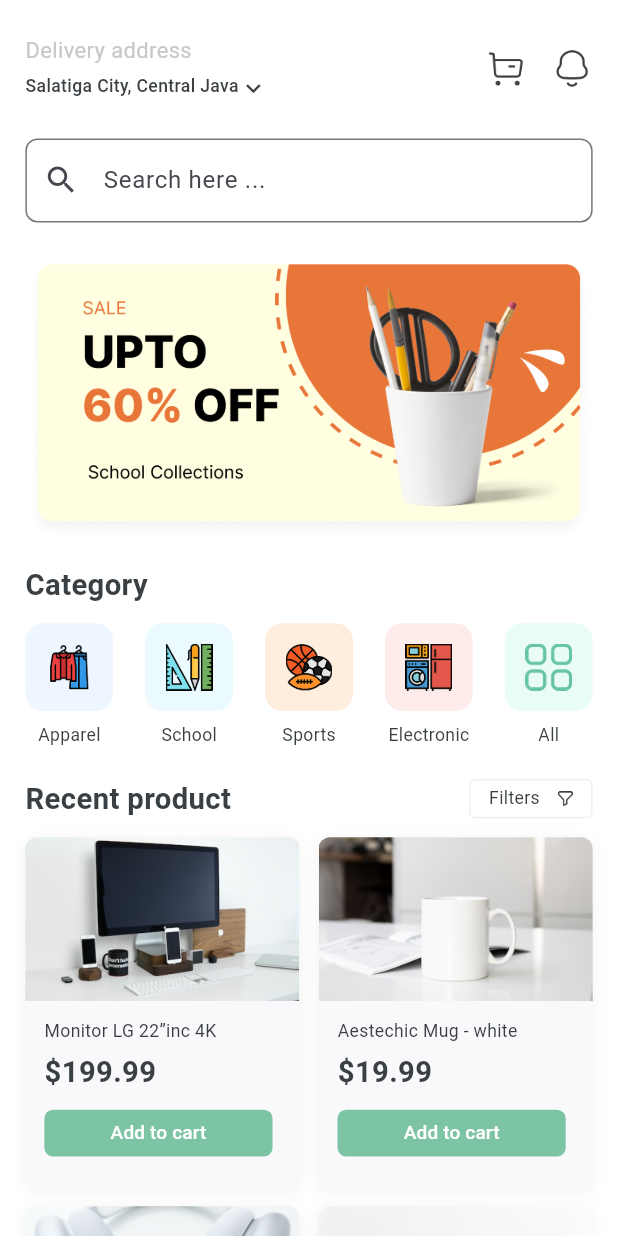
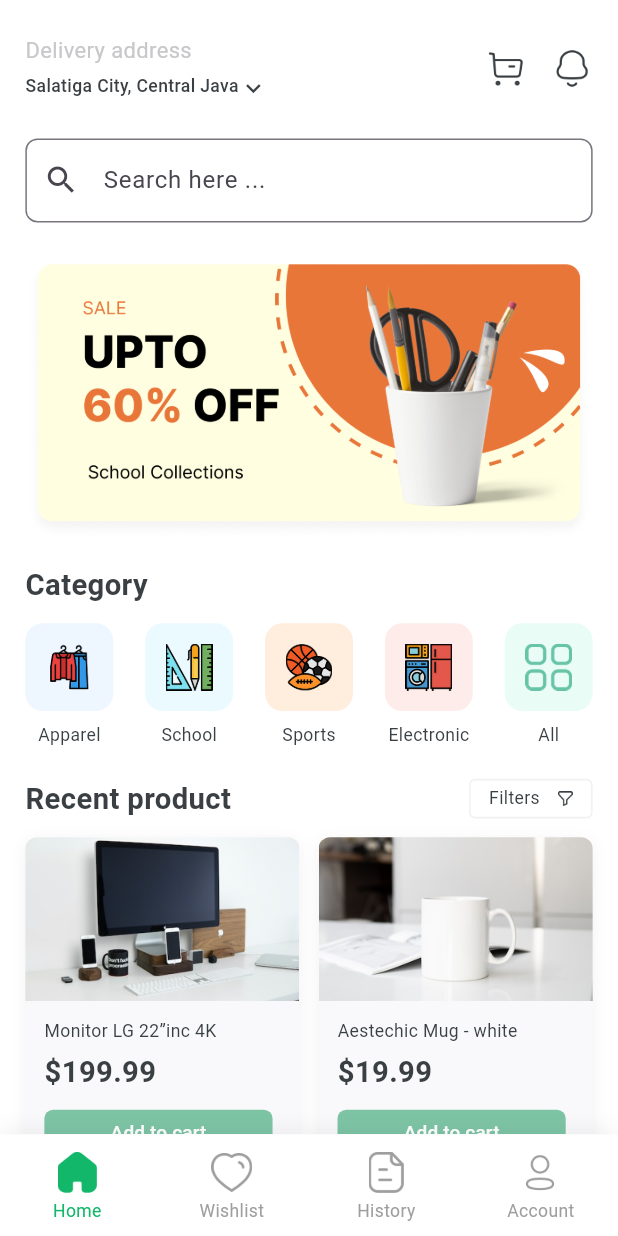
Before and after one commit to Sohib-Emad/E-commerce-App, a Flutter app: the screen it shows after launch, on a phone screen of 412 x 824 dp. Run offline on Flutter 3.47's test engine with Material 3 defaults, Android fonts, the phone set to English and light mode, and no system bars; our stand-ins replace flutter_screenutil.

Commit message:
Implement bottom navigation bar and restructure home screen layout

```diff
--- /dev/null
+++ b/lib/core/widgets/custom_bottom_nav_bar.dart
@@ -0,0 +1,103 @@
+import 'package:eco/core/theme/app_colors.dart';
+import 'package:flutter/material.dart';
+import 'package:flutter_screenutil/flutter_screenutil.dart';
+
+class _NavItem {
+  const _NavItem({
+    required this.image,
+    required this.activeIcon,
+    required this.label,
+  });
+
+  final String image;
+  final String activeIcon;
+  final String label;
+}
+
+class CustomBottomNavBar extends StatelessWidget {
+  const CustomBottomNavBar({
+    super.key,
+    required this.currentIndex,
+    required this.onTap,
+  });
+
+  final int currentIndex;
+  final ValueChanged<int> onTap;
+
+  static const _items = [
+    _NavItem(
+      image: 'assets/icons/Home.png',
+      activeIcon: 'assets/icons/Home.png',
+      label: 'Home',
+    ),
+    _NavItem(
+      image: 'assets/icons/Heart.png',
+      activeIcon: 'assets/icons/Heart.png',
+      label: 'Wishlist',
+    ),
+    _NavItem(
+      image: 'assets/icons/Paper.png',
+      activeIcon: 'assets/icons/Paper.png',
+      label: 'History',
+    ),
+    _NavItem(
+      image: 'assets/icons/Profile.png',
+      activeIcon: 'assets/icons/Profile.png',
+      label: 'Account',
+    ),
+  ];
+
+  static const _inactiveColor = Color(0xFF9E9E9E);
+
+  @override
+  Widget build(BuildContext context) {
+    return Container(
+      decoration: BoxDecoration(
+        color: Colors.white,
+        boxShadow: [
+          BoxShadow(
+            color: const Color(0x0F000000),
+            blurRadius: 12.r,
+            offset: Offset(0, -2.h),
+          ),
+        ],
+      ),
+      child: SafeArea(
+        top: false,
+        child: Padding(
+          padding: EdgeInsets.only(top: 12.h, bottom: 8.h),
+          child: Row(
+            children: List.generate(_items.length, (index) {
+              final item = _items[index];
+              final isSelected = index == currentIndex;
+              final color = isSelected ? AppColors.green : _inactiveColor;
+
+              return Expanded(
+                child: InkWell(
+                  onTap: () => onTap(index),
+                  child: Column(
+                    mainAxisSize: MainAxisSize.min,
+                    children: [
+                      Image.asset(
+                        isSelected ? item.image : item.image,
+                        width: 28.r,
+                        height: 28.r,
+                         color: color,
+                         colorBlendMode: BlendMode.srcIn,
+                      ),
+                      SizedBox(height: 4.h),
+                      Text(
+                        item.label,
+                        style: TextStyle(fontSize: 12.sp, color: color),
+                      ),
+                    ],
+                  ),
+                ),
+              );
+            }),
+          ),
+        ),
+      ),
+    );
+  }
+}
--- a/lib/feature/home/home_screen.dart
+++ b/lib/feature/home/home_screen.dart
@@ -1,38 +1,32 @@
-import 'package:eco/core/theme/app_image.dart';
-import 'package:eco/core/widgets/search_bar.dart';
-import 'package:eco/feature/home/widgets/category.dart';
-import 'package:eco/feature/home/widgets/header_app.dart';
-import 'package:eco/feature/home/widgets/recent_product.dart';
+import 'package:eco/core/widgets/custom_bottom_nav_bar.dart';
+import 'package:eco/feature/home/widgets/home_body.dart';
 import 'package:flutter/material.dart';
-import 'package:flutter_screenutil/flutter_screenutil.dart';
 
-class HomeScreen extends StatelessWidget {
+class HomeScreen extends StatefulWidget {
   const HomeScreen({super.key});
+
+  @override
+  State<HomeScreen> createState() => _HomeScreenState();
+}
+
+class _HomeScreenState extends State<HomeScreen> {
+  int _selectedIndex = 0;
+
+  final List<Widget> _screens = const [
+    HomeBody(),
+    Center(child: Text('Wishlist')),
+    Center(child: Text('History')),
+    Center(child: Text('Account')),
+  ];
 
   @override
   Widget build(BuildContext context) {
     return Scaffold(
       backgroundColor: Colors.white,
-      body: SafeArea(
-        child: SingleChildScrollView(
-          child: Padding(
-            padding: EdgeInsets.symmetric(horizontal: 16.w, vertical: 24.h),
-            child: Column(
-              crossAxisAlignment: CrossAxisAlignment.start,
-              children: [
-                const HeaderApp(),
-                SizedBox(height: 25.h),
-                const SearchBar2(),
-                SizedBox(height: 25.h),
-                Image.asset(AppImage.banner1),
-                SizedBox(height: 18.h),
-                const CategoryWidget(),
-                SizedBox(height: 20.h),
-                const RecentProduct(),
-              ],
-            ),
-          ),
-        ),
+      body: IndexedStack(index: _selectedIndex, children: _screens),
+      bottomNavigationBar: CustomBottomNavBar(
+        currentIndex: _selectedIndex,
+        onTap: (index) => setState(() => _selectedIndex = index),
       ),
     );
   }
--- /dev/null
+++ b/lib/feature/home/widgets/home_body.dart
@@ -0,0 +1,36 @@
+import 'package:eco/core/theme/app_image.dart';
+import 'package:eco/core/widgets/search_bar.dart';
+import 'package:eco/feature/home/widgets/category.dart';
+import 'package:eco/feature/home/widgets/header_app.dart';
+import 'package:eco/feature/home/widgets/recent_product.dart';
+import 'package:flutter/material.dart';
+import 'package:flutter_screenutil/flutter_screenutil.dart';
+
+class HomeBody extends StatelessWidget {
+  const HomeBody({super.key});
+
+  @override
+  Widget build(BuildContext context) {
+    return SafeArea(
+      child: SingleChildScrollView(
+        child: Padding(
+          padding: EdgeInsets.symmetric(horizontal: 16.w, vertical: 24.h),
+          child: Column(
+            crossAxisAlignment: CrossAxisAlignment.start,
+            children: [
+              const HeaderApp(),
+              SizedBox(height: 25.h),
+              const SearchBar2(),
+              SizedBox(height: 25.h),
+              Image.asset(AppImage.banner1),
+              SizedBox(height: 18.h),
+              const CategoryWidget(),
+              SizedBox(height: 20.h),
+              const RecentProduct(),
+            ],
+          ),
+        ),
+      ),
+    );
+  }
+}
```
Also changed, not shown: assets/icons/Heart.png (added), assets/icons/Home.png (added), assets/icons/Paper.png (added), assets/icons/Profile.png (added).
